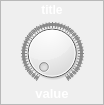
jithinbp/vLabtool-v0, file v0/templates/widgets/dial.ui: the form before one commit.
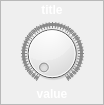
The form after the commit.

The edit to the form file:
```diff
--- a/v0/templates/widgets/dial.ui
+++ b/v0/templates/widgets/dial.ui
@@ -181,7 +181,7 @@
           <widget class="QLabel" name="value">
            <property name="font">
             <font>
-             <pointsize>10</pointsize>
+             <pointsize>9</pointsize>
              <weight>75</weight>
              <bold>true</bold>
             </font>
```
